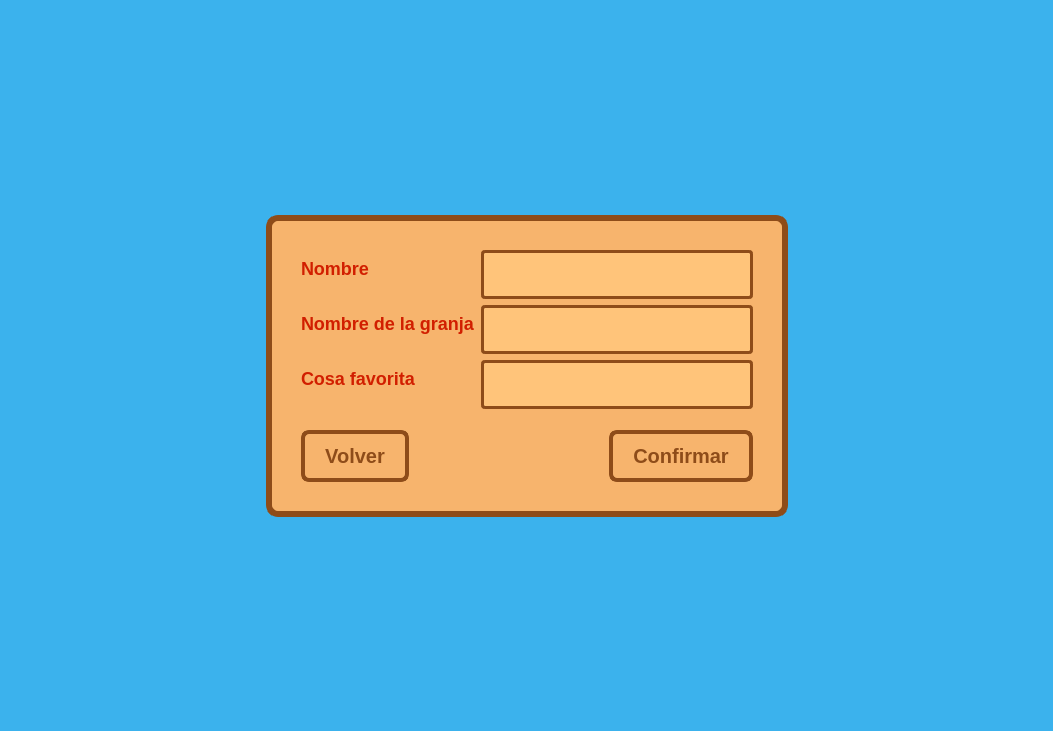
This is client/ui/pantallaprincipal.ui in notconra/Stardew_Valley-Taller_de_Programacion-Veiga-Grupo_17 as Qt 5 draws it before an edit. The edited form follows.
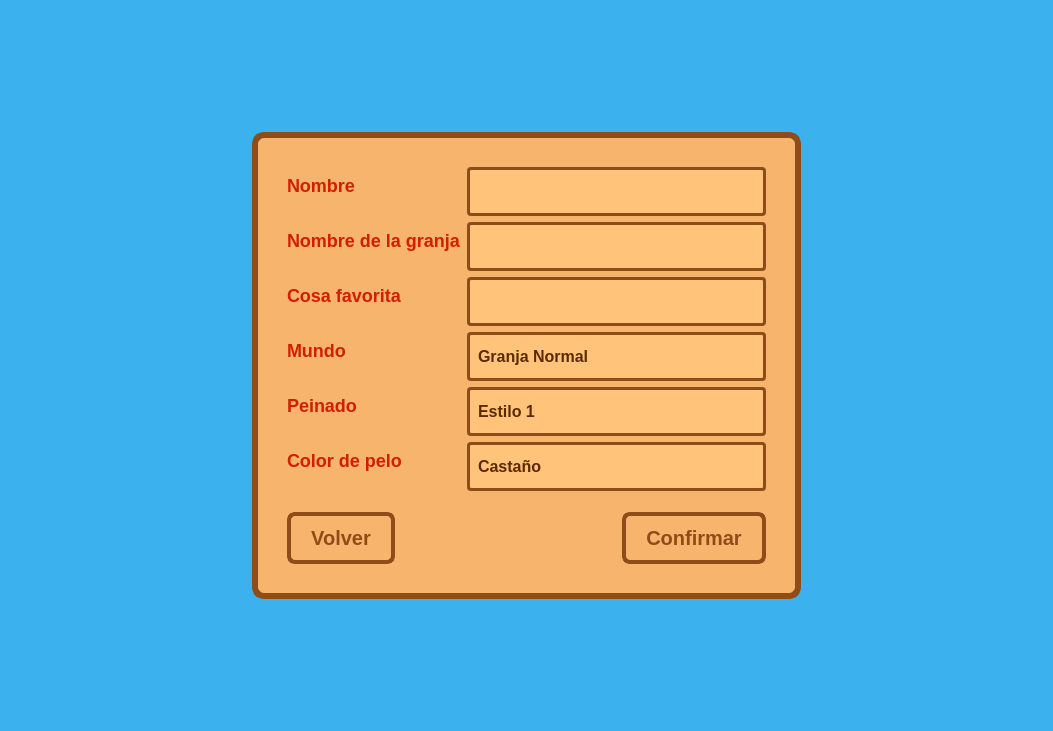
This is the edited form.

Commit message: feat(vista-qt): agrego selectores de customizacion de personaje y mundo

Patch:
```diff
--- a/client/ui/pantallaprincipal.ui
+++ b/client/ui/pantallaprincipal.ui
@@ -91,6 +91,40 @@
 QLineEdit:focus {
     background-color: #ffffff;
     border: 3px solid #d11f00;
+}
+
+QComboBox {
+    background-color: #ffc47a;
+    border: 3px solid #8e4c19;
+    border-radius: 4px;
+    padding: 4px 8px;
+    font-size: 16px;
+    font-weight: bold;
+    color: #5c2900;
+    min-height: 35px;
+    min-width: 250px;
+    font-family: &quot;Courier New&quot;;
+}
+
+QComboBox:focus {
+    background-color: #ffffff;
+    border: 3px solid #d11f00;
+}
+
+QComboBox::drop-down {
+    border: none;
+    width: 25px;
+}
+
+QComboBox QAbstractItemView {
+    background-color: #ffc47a;
+    border: 3px solid #8e4c19;
+    color: #5c2900;
+    selection-background-color: #8e4c19;
+    selection-color: #ffffff;
+    font-size: 16px;
+    font-weight: bold;
+    font-family: &quot;Courier New&quot;;
 }</string>
       </property>
       <property name="currentIndex">
@@ -250,6 +284,79 @@
              <item row="2" column="1">
               <widget class="QLineEdit" name="input_cosa_fav"/>
              </item>
+             <item row="3" column="0">
+              <widget class="QLabel" name="label_mundo">
+               <property name="text">
+                <string>Mundo</string>
+               </property>
+              </widget>
+             </item>
+             <item row="3" column="1">
+              <widget class="QComboBox" name="combo_mundo">
+               <item>
+                <property name="text">
+                 <string>Granja Normal</string>
+                </property>
+               </item>
+              </widget>
+             </item>
+             <item row="4" column="0">
+              <widget class="QLabel" name="label_peinado">
+               <property name="text">
+                <string>Peinado</string>
+               </property>
+              </widget>
+             </item>
+             <item row="4" column="1">
+              <widget class="QComboBox" name="combo_peinado">
+               <item>
+                <property name="text">
+                 <string>Estilo 1</string>
+                </property>
+               </item>
+               <item>
+                <property name="text">
+                 <string>Estilo 2</string>
+                </property>
+               </item>
+               <item>
+                <property name="text">
+                 <string>Estilo 3</string>
+                </property>
+               </item>
+              </widget>
+             </item>
+             <item row="5" column="0">
+              <widget class="QLabel" name="label_color_pelo">
+               <property name="text">
+                <string>Color de pelo</string>
+               </property>
+              </widget>
+             </item>
+             <item row="5" column="1">
+              <widget class="QComboBox" name="combo_color_pelo">
+               <item>
+                <property name="text">
+                 <string>Castaño</string>
+                </property>
+               </item>
+               <item>
+                <property name="text">
+                 <string>Rubio</string>
+                </property>
+               </item>
+               <item>
+                <property name="text">
+                 <string>Negro</string>
+                </property>
+               </item>
+               <item>
+                <property name="text">
+                 <string>Pelirrojo</string>
+                </property>
+               </item>
+              </widget>
+             </item>
             </layout>
            </item>
            <item>
```
The commit also changes 1 other file.
